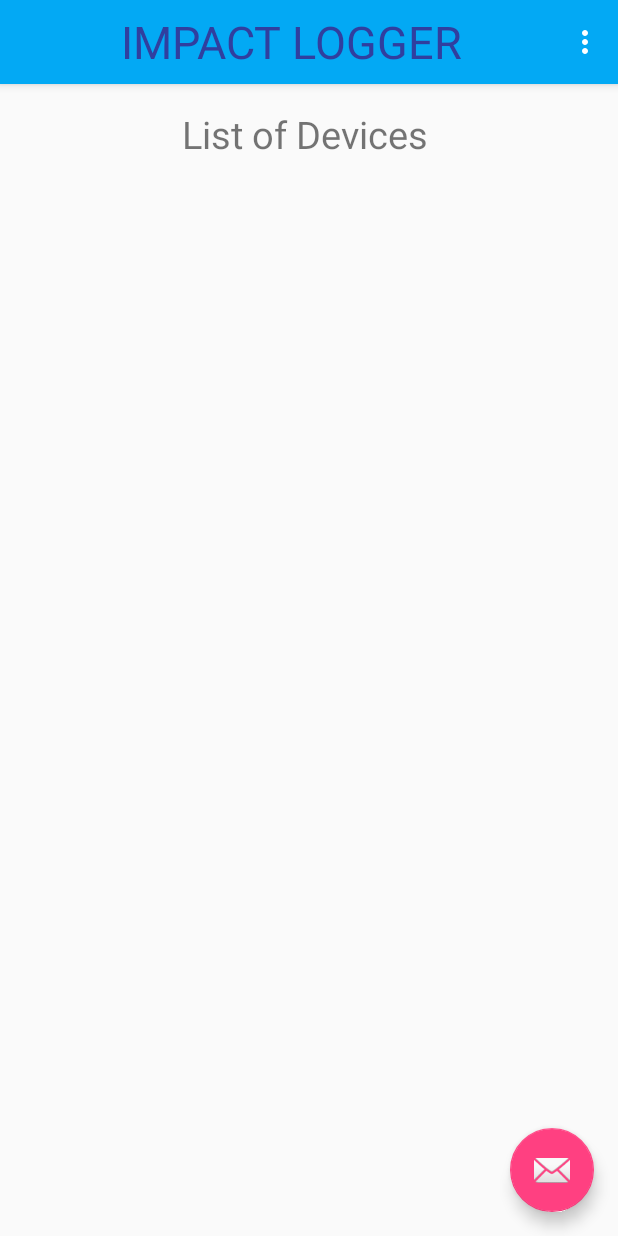
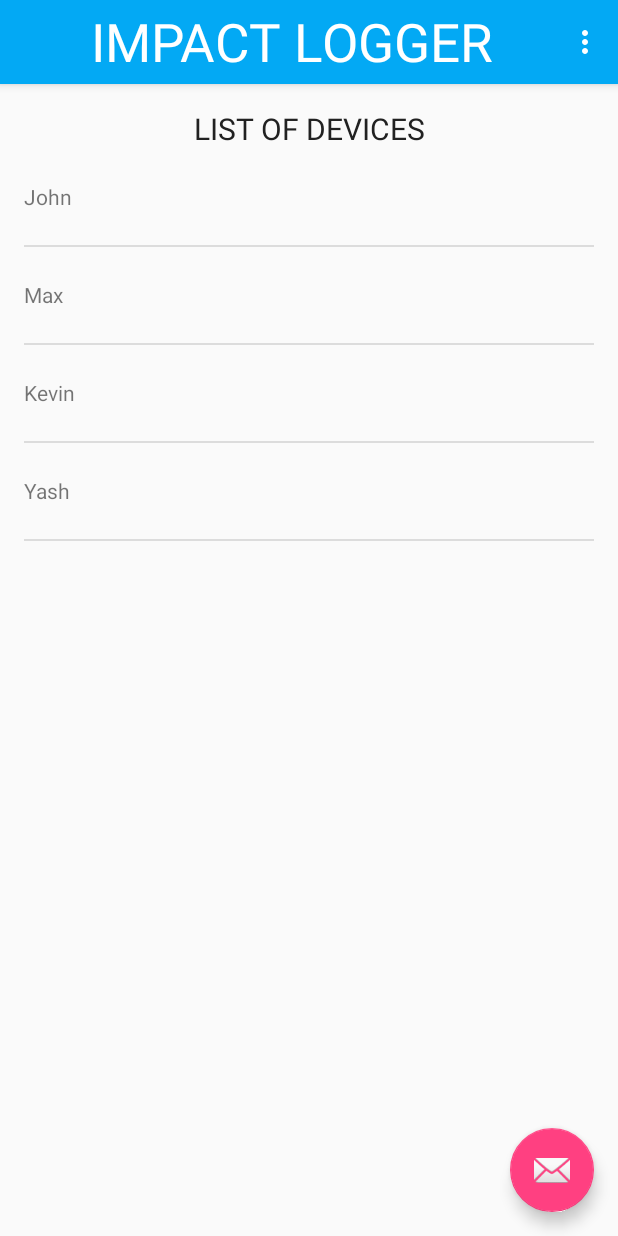
Before and after one commit to PrateeshGoswami/ImpactLogger, an Android app: the screen it shows after launch (MainActivity), on a phone screen of 412 x 824 dp. Run offline under Robolectric (Android 15) with nearby library versions, the phone set to English and light mode, and no system bars.

Commit message:
Feat:Populate list with simulated data

```diff
--- a/app/src/main/java/com/example/home/impactlogger/MainActivityFragment.java
+++ b/app/src/main/java/com/example/home/impactlogger/MainActivityFragment.java
@@ -1,22 +1,49 @@
 package com.example.home.impactlogger;
 
+import android.os.Bundle;
 import android.support.v4.app.Fragment;
-import android.os.Bundle;
 import android.view.LayoutInflater;
 import android.view.View;
 import android.view.ViewGroup;
+import android.widget.ArrayAdapter;
+import android.widget.ListView;
+
+import java.util.ArrayList;
+import java.util.Arrays;
+import java.util.List;
 
 /**
  * A placeholder fragment containing a simple view.
  */
 public class MainActivityFragment extends Fragment {
 
+    ArrayAdapter<String> mDeviceAdapter;
     public MainActivityFragment() {
     }
 
     @Override
     public View onCreateView(LayoutInflater inflater, ViewGroup container,
             Bundle savedInstanceState) {
-        return inflater.inflate(R.layout.fragment_main, container, false);
+        View rootView = inflater.inflate(R.layout.fragment_main, container, false);
+
+        String[] deviceArray = {
+                "John",
+                "Max",
+                "Kevin",
+                "Yash"
+        };
+        List<String> deviceList = new ArrayList<String>(Arrays.asList(deviceArray));
+        //ArrayAdapter
+        mDeviceAdapter = new ArrayAdapter<String>(
+                getActivity(),
+                R.layout.list_item_device,
+                R.id.list_item_device_textview,
+                deviceArray
+        );
+        //get refernce to the listview and attach this adapter
+        ListView listView = (ListView)rootView.findViewById(
+                R.id.listview_devices);
+        listView.setAdapter(mDeviceAdapter);
+        return rootView;
     }
 }
--- a/app/src/main/res/layout/activity_main.xml
+++ b/app/src/main/res/layout/activity_main.xml
@@ -24,8 +24,8 @@
                 android:layout_width="match_parent"
                 android:layout_height="match_parent"
                 android:text="IMPACT LOGGER"
-                android:textSize="30sp"
-                android:textColor="@color/colorPrimaryDark"
+                android:textSize="@dimen/app_name_size"
+                android:textColor="@color/app_name"
                 android:gravity = "center"
                 android:id="@+id/toolbar_title" />
             </android.support.v7.widget.Toolbar>
--- a/app/src/main/res/layout/fragment_main.xml
+++ b/app/src/main/res/layout/fragment_main.xml
@@ -13,12 +13,14 @@
 <TextView
     android:layout_width="match_parent"
     android:layout_height="wrap_content"
-    android:text="List of Devices "
+    android:text="@string/device_list"
     android:gravity="center"
-    android:textSize="25sp"/>
+    android:textSize="@dimen/title_text_size"
+    android:textColor="@color/primary_text"/>
     <ListView
+        android:id="@+id/listview_devices"
         android:layout_width="match_parent"
-        android:layout_height="wrap_content">
+        android:layout_height="match_parent">
 
     </ListView>
 
--- a/app/src/main/res/values/colors.xml
+++ b/app/src/main/res/values/colors.xml
@@ -9,5 +9,6 @@
     <color name="primary_light">#B3E5FC</color> <!-- 100 -->
     <color name="accent">#FFD740</color>
     <color name="primary_text">#212121</color>
+    <color name="app_name">#ffffff</color>
     <color name="secondary_text">#727272</color>
 </resources>
--- a/app/src/main/res/values/dimens.xml
+++ b/app/src/main/res/values/dimens.xml
@@ -3,4 +3,6 @@
     <dimen name="activity_horizontal_margin">16dp</dimen>
     <dimen name="activity_vertical_margin">16dp</dimen>
     <dimen name="fab_margin">16dp</dimen>
+    <dimen name="app_name_size">35sp</dimen>
+    <dimen name="title_text_size">20sp</dimen>
 </resources>
--- a/app/src/main/res/values/strings.xml
+++ b/app/src/main/res/values/strings.xml
@@ -1,4 +1,5 @@
 <resources>
     <string name="app_name">ImpactLogger</string>
     <string name="action_settings">Settings</string>
+    <string name="device_list">LIST OF DEVICES</string>
 </resources>
```
